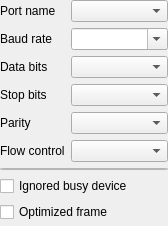
First picture: the form in src/device/hiddeviceui.ui, repository x-tools-author/x-tools, before the edit.
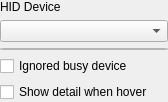
Second picture: the form after the edit.

What changed in the file:
```diff
--- a/src/device/hiddeviceui.ui
+++ b/src/device/hiddeviceui.ui
@@ -7,7 +7,7 @@
     <x>0</x>
     <y>0</y>
     <width>168</width>
-    <height>226</height>
+    <height>102</height>
    </rect>
   </property>
   <property name="windowTitle">
@@ -26,112 +26,21 @@
    <property name="bottomMargin">
     <number>0</number>
    </property>
-   <item row="1" column="0">
-    <widget class="QLabel" name="label_2">
-     <property name="sizePolicy">
-      <sizepolicy hsizetype="Fixed" vsizetype="Preferred">
-       <horstretch>0</horstretch>
-       <verstretch>0</verstretch>
-      </sizepolicy>
-     </property>
-     <property name="text">
-      <string>Baud rate</string>
-     </property>
-    </widget>
-   </item>
-   <item row="0" column="1">
-    <widget class="QComboBox" name="comboBoxPortName">
-     <property name="editable">
-      <bool>false</bool>
-     </property>
-    </widget>
-   </item>
-   <item row="5" column="0">
-    <widget class="QLabel" name="label_6">
-     <property name="sizePolicy">
-      <sizepolicy hsizetype="Fixed" vsizetype="Preferred">
-       <horstretch>0</horstretch>
-       <verstretch>0</verstretch>
-      </sizepolicy>
-     </property>
-     <property name="text">
-      <string>Flow control</string>
-     </property>
-    </widget>
-   </item>
-   <item row="3" column="0">
-    <widget class="QLabel" name="label_4">
-     <property name="sizePolicy">
-      <sizepolicy hsizetype="Fixed" vsizetype="Preferred">
-       <horstretch>0</horstretch>
-       <verstretch>0</verstretch>
-      </sizepolicy>
-     </property>
-     <property name="text">
-      <string>Stop bits</string>
-     </property>
-    </widget>
-   </item>
-   <item row="1" column="1">
-    <widget class="QComboBox" name="comboBoxBaudRate">
-     <property name="editable">
-      <bool>true</bool>
-     </property>
-    </widget>
-   </item>
-   <item row="7" column="0" colspan="2">
+   <item row="3" column="0" colspan="2">
     <widget class="QCheckBox" name="checkBoxIgnoredBusyDevices">
      <property name="text">
       <string>Ignored busy device</string>
      </property>
     </widget>
    </item>
-   <item row="2" column="1">
-    <widget class="QComboBox" name="comboBoxDataBits"/>
-   </item>
-   <item row="0" column="0">
-    <widget class="QLabel" name="label">
-     <property name="sizePolicy">
-      <sizepolicy hsizetype="Fixed" vsizetype="Preferred">
-       <horstretch>0</horstretch>
-       <verstretch>0</verstretch>
-      </sizepolicy>
+   <item row="1" column="0" colspan="2">
+    <widget class="QComboBox" name="comboBoxPortHid">
+     <property name="editable">
+      <bool>false</bool>
      </property>
-     <property name="text">
-      <string>Port name</string>
-     </property>
     </widget>
    </item>
-   <item row="5" column="1">
-    <widget class="QComboBox" name="comboBoxFlowControl"/>
-   </item>
-   <item row="4" column="0">
-    <widget class="QLabel" name="label_5">
-     <property name="sizePolicy">
-      <sizepolicy hsizetype="Fixed" vsizetype="Preferred">
-       <horstretch>0</horstretch>
-       <verstretch>0</verstretch>
-      </sizepolicy>
-     </property>
-     <property name="text">
-      <string>Parity</string>
-     </property>
-    </widget>
-   </item>
-   <item row="2" column="0">
-    <widget class="QLabel" name="label_3">
-     <property name="sizePolicy">
-      <sizepolicy hsizetype="Fixed" vsizetype="Preferred">
-       <horstretch>0</horstretch>
-       <verstretch>0</verstretch>
-      </sizepolicy>
-     </property>
-     <property name="text">
-      <string>Data bits</string>
-     </property>
-    </widget>
-   </item>
-   <item row="6" column="0" colspan="2">
+   <item row="2" column="0" colspan="2">
     <widget class="QPushButton" name="pushButton">
      <property name="minimumSize">
       <size>
@@ -150,16 +59,23 @@
      </property>
     </widget>
    </item>
-   <item row="4" column="1">
-    <widget class="QComboBox" name="comboBoxParity"/>
+   <item row="0" column="0" colspan="2">
+    <widget class="QLabel" name="label">
+     <property name="sizePolicy">
+      <sizepolicy hsizetype="Preferred" vsizetype="Preferred">
+       <horstretch>0</horstretch>
+       <verstretch>0</verstretch>
+      </sizepolicy>
+     </property>
+     <property name="text">
+      <string>HID Device</string>
+     </property>
+    </widget>
    </item>
-   <item row="3" column="1">
-    <widget class="QComboBox" name="comboBoxStopBits"/>
-   </item>
-   <item row="8" column="0" colspan="2">
-    <widget class="QCheckBox" name="checkBoxOptimizedFrame">
+   <item row="4" column="0" colspan="2">
+    <widget class="QCheckBox" name="checkBoxDetail">
      <property name="text">
-      <string>Optimized frame</string>
+      <string>Show detail when hover</string>
      </property>
     </widget>
    </item>
```
